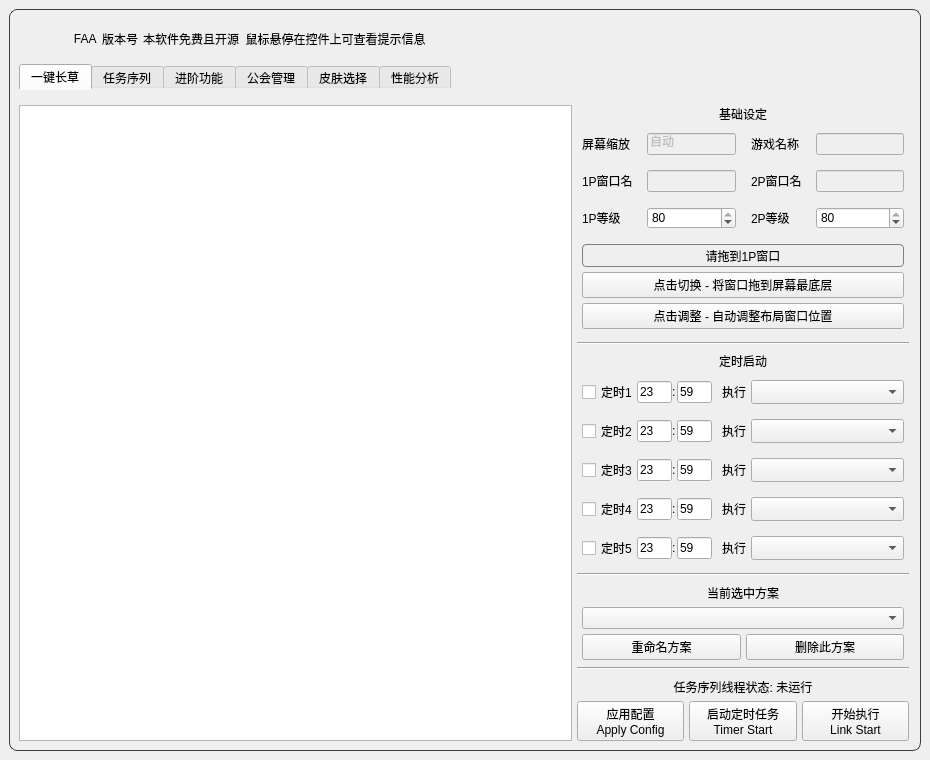
The window that resource/ui/FAA_3.0.ui (StareAbyss/FoodsVsMiceAutoAssistant) describes before a commit, drawn with Qt 5.
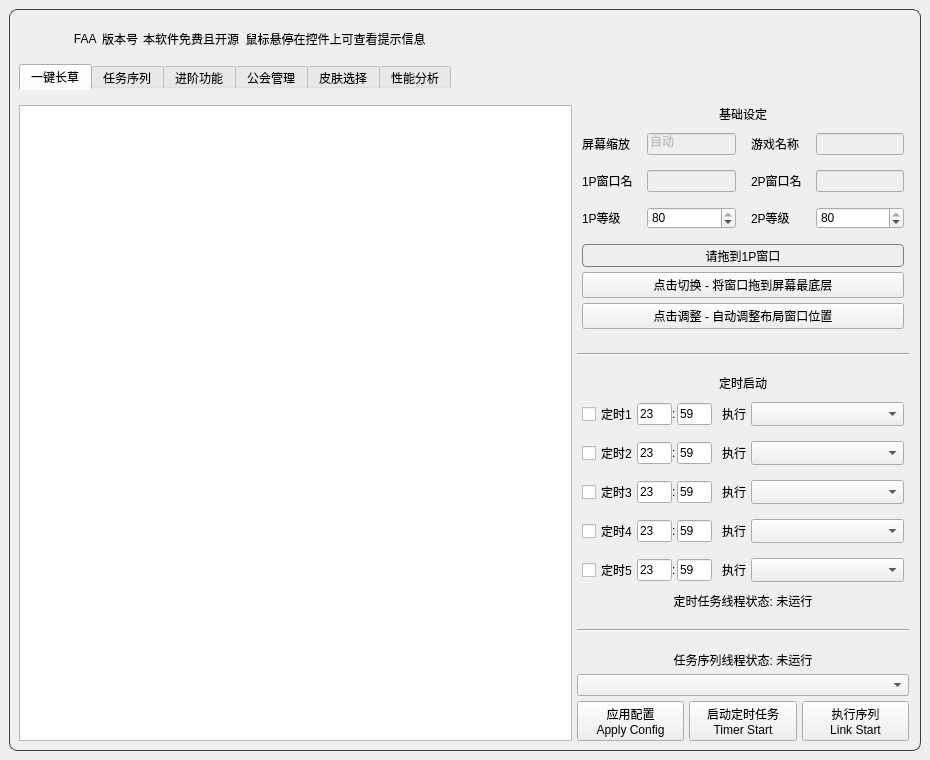
The same window after the commit. Icons and pictures are not drawn. Custom widgets are drawn as their Qt base class.

Commit message: perf(任务序列编辑器): 禁用了所有内部输入控件的鼠标滚轮交互

Diff of the .ui file:
```diff
--- a/resource/ui/FAA_3.0.ui
+++ b/resource/ui/FAA_3.0.ui
@@ -437,7 +437,7 @@
               </layout>
              </item>
              <item>
-              <layout class="QVBoxLayout" name="Lay_Tab1_Right" stretch="1,1,1,1,0,0,0,0,1,1,1,1,1,1,0,0,0,0,0,0,0,0,0,0,2">
+              <layout class="QVBoxLayout" name="Lay_Tab1_Right" stretch="1,1,1,1,0,0,0,0,1,1,1,1,1,1,0,0,0,0,0,0,2">
                <property name="leftMargin">
                 <number>0</number>
                </property>
@@ -2037,6 +2037,16 @@
                  </item>
                 </layout>
                </item>
+               <item>
+                <widget class="QLabel" name="Label_RunningStateTimer">
+                 <property name="text">
+                  <string>定时任务线程状态: 未运行</string>
+                 </property>
+                 <property name="alignment">
+                  <set>Qt::AlignCenter</set>
+                 </property>
+                </widget>
+               </item>
                <item>
                 <spacer name="verticalSpacer">
                  <property name="orientation">
@@ -2057,165 +2067,6 @@
                  </property>
                 </widget>
                </item>
-               <item>
-                <spacer name="verticalSpacer_3">
-                 <property name="orientation">
-                  <enum>Qt::Vertical</enum>
-                 </property>
-                 <property name="sizeHint" stdset="0">
-                  <size>
-                   <width>20</width>
-                   <height>40</height>
-                  </size>
-                 </property>
-                </spacer>
-               </item>
-               <item>
-                <widget class="QLabel" name="Label_CurrentPlan">
-                 <property name="text">
-                  <string>当前选中方案</string>
-                 </property>
-                 <property name="alignment">
-                  <set>Qt::AlignCenter</set>
-                 </property>
-                </widget>
-               </item>
-               <item>
-                <layout class="QHBoxLayout" name="Lay_CurrentPlan_1" stretch="0">
-                 <property name="sizeConstraint">
-                  <enum>QLayout::SetDefaultConstraint</enum>
-                 </property>
-                 <property name="leftMargin">
-                  <number>5</number>
-                 </property>
-                 <property name="topMargin">
-                  <number>0</number>
-                 </property>
-                 <property name="rightMargin">
-                  <number>5</number>
-                 </property>
-                 <property name="bottomMargin">
-                  <number>0</number>
-                 </property>
-                 <item>
-                  <widget class="QComboBox" name="CurrentPlan">
-                   <property name="sizePolicy">
-                    <sizepolicy hsizetype="Expanding" vsizetype="Fixed">
-                     <horstretch>0</horstretch>
-                     <verstretch>0</verstretch>
-                    </sizepolicy>
-                   </property>
-                   <property name="minimumSize">
-                    <size>
-                     <width>0</width>
-                     <height>0</height>
-                    </size>
-                   </property>
-                   <property name="maximumSize">
-                    <size>
-                     <width>16777215</width>
-                     <height>16777215</height>
-                    </size>
-                   </property>
-                  </widget>
-                 </item>
-                </layout>
-               </item>
-               <item>
-                <layout class="QHBoxLayout" name="Lay_CurrentPlan_2" stretch="0,0">
-                 <property name="sizeConstraint">
-                  <enum>QLayout::SetDefaultConstraint</enum>
-                 </property>
-                 <property name="leftMargin">
-                  <number>5</number>
-                 </property>
-                 <property name="topMargin">
-                  <number>0</number>
-                 </property>
-                 <property name="rightMargin">
-                  <number>5</number>
-                 </property>
-                 <property name="bottomMargin">
-                  <number>0</number>
-                 </property>
-                 <item>
-                  <widget class="QPushButton" name="Button_RenamePlan">
-                   <property name="sizePolicy">
-                    <sizepolicy hsizetype="Expanding" vsizetype="Expanding">
-                     <horstretch>0</horstretch>
-                     <verstretch>0</verstretch>
-                    </sizepolicy>
-                   </property>
-                   <property name="minimumSize">
-                    <size>
-                     <width>0</width>
-                     <height>0</height>
-                    </size>
-                   </property>
-                   <property name="maximumSize">
-                    <size>
-                     <width>16777215</width>
-                     <height>16777215</height>
-                    </size>
-                   </property>
-                   <property name="toolTip">
-                    <string>重命名当前选中的方案, 但Default方案不可更改哦~</string>
-                   </property>
-                   <property name="text">
-                    <string>重命名方案</string>
-                   </property>
-                  </widget>
-                 </item>
-                 <item>
-                  <widget class="QPushButton" name="Button_DeletePlan">
-                   <property name="sizePolicy">
-                    <sizepolicy hsizetype="Expanding" vsizetype="Expanding">
-                     <horstretch>0</horstretch>
-                     <verstretch>0</verstretch>
-                    </sizepolicy>
-                   </property>
-                   <property name="minimumSize">
-                    <size>
-                     <width>0</width>
-                     <height>0</height>
-                    </size>
-                   </property>
-                   <property name="maximumSize">
-                    <size>
-                     <width>16777215</width>
-                     <height>16777215</height>
-                    </size>
-                   </property>
-                   <property name="toolTip">
-                    <string>删除当前选中的方案, 但Default方案不会被删哦~</string>
-                   </property>
-                   <property name="text">
-                    <string>删除此方案</string>
-                   </property>
-                  </widget>
-                 </item>
-                </layout>
-               </item>
-               <item>
-                <spacer name="verticalSpacer_6">
-                 <property name="orientation">
-                  <enum>Qt::Vertical</enum>
-                 </property>
-                 <property name="sizeHint" stdset="0">
-                  <size>
-                   <width>20</width>
-                   <height>40</height>
-                  </size>
-                 </property>
-                </spacer>
-               </item>
-               <item>
-                <widget class="Line" name="line_102">
-                 <property name="orientation">
-                  <enum>Qt::Horizontal</enum>
-                 </property>
-                </widget>
-               </item>
                <item>
                 <spacer name="verticalSpacer_5">
                  <property name="orientation">
@@ -2239,6 +2090,28 @@
                  </property>
                 </widget>
                </item>
+               <item>
+                <widget class="QComboBox" name="CurrentPlan">
+                 <property name="sizePolicy">
+                  <sizepolicy hsizetype="Expanding" vsizetype="Fixed">
+                   <horstretch>0</horstretch>
+                   <verstretch>0</verstretch>
+                  </sizepolicy>
+                 </property>
+                 <property name="minimumSize">
+                  <size>
+                   <width>0</width>
+                   <height>0</height>
+                  </size>
+                 </property>
+                 <property name="maximumSize">
+                  <size>
+                   <width>16777215</width>
+                   <height>16777215</height>
+                  </size>
+                 </property>
+                </widget>
+               </item>
                <item>
                 <layout class="QHBoxLayout" name="Lay_StartButton">
                  <item>
@@ -2325,7 +2198,7 @@
 请注意 先点击保存配置后运行, 未保存的配置将不被应用!</string>
                    </property>
                    <property name="text">
-                    <string>开始执行
+                    <string>执行序列
 Link Start</string>
                    </property>
                   </widget>
```
Left out of the diff: 4 changed lines with no effect on the pictures. The commit also changes 2 other files.
